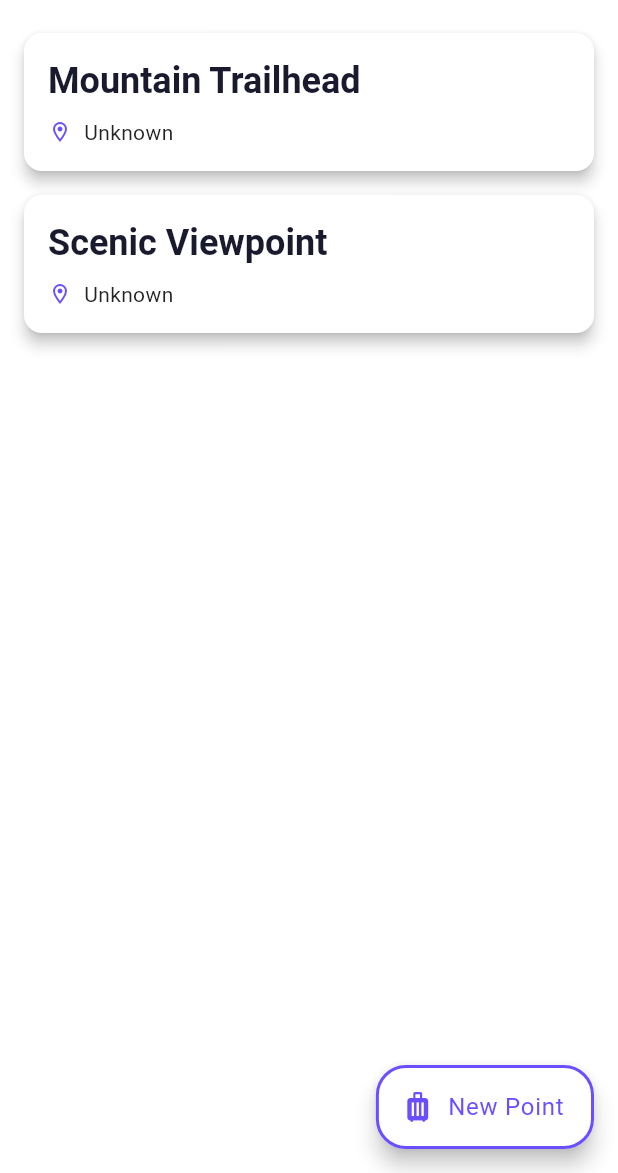
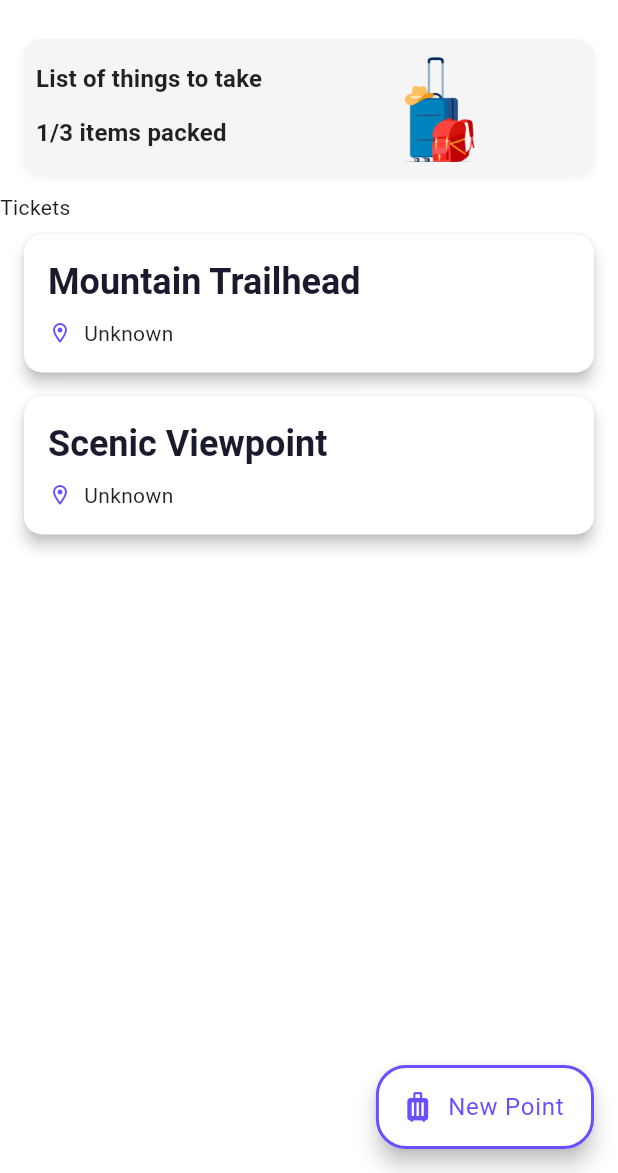
Before and after one commit to kroxon/trip_organizer, a Flutter app: the TripScreen screen opened directly with sample values from the repository, on a phone screen of 412 x 824 dp, the part 63-1236 px from its top. Run offline on Flutter 3.47's test engine with Material 3 defaults, Android fonts, the phone set to English and light mode, and no system bars; our stand-ins replace firebase_auth, firebase_core, flutter_dotenv, flutter_riverpod, google_fonts, google_sign_in and 1 more; missing offline and left inert: google_places_autocomplete_text_field; accounts and stored records are empty; generated files the repository leaves out were written again.

Commit message:
Create dialog alert with check list items
Created alert dialog with check list items for the trip.
User can add or remove items from the list and also check or uncheck them.

```diff
--- a/lib/screens/trip.dart
+++ b/lib/screens/trip.dart
@@ -1,6 +1,7 @@
 import 'package:flutter/material.dart';
 import 'package:trip_organizer/models/trip.dart';
 import 'package:trip_organizer/screens/point_of_trip.dart';
+import 'package:trip_organizer/widgets/check_list_dialog.dart';
 import 'package:trip_organizer/widgets/floating_action_btn.dart';
 import 'package:trip_organizer/widgets/trip_point_card.dart';
 
@@ -15,19 +16,142 @@ class TripScreen extends StatefulWidget {
 }
 
 class _TripScreenState extends State<TripScreen> {
+  Trip? trip;
+
+  void _showChecklistDialog(BuildContext context) async {
+    final List<String> checklistItems = [
+      'Opcja 1',
+      'Opcja 2',
+      'Opcja 3',
+      'Opcja 4',
+    ];
+    final List<bool> initialValues = List.generate(
+      checklistItems.length,
+      (index) => false,
+    );
+
+    final result = await showDialog<List<bool>>(
+      context: context,
+      builder: (BuildContext context) {
+        return ChecklistAlertDialog(
+          items: checklistItems,
+          initialCheckedItems: initialValues,
+          onChecklistChanged: (List<bool> updatedCheckedItems) {
+            // Handle changes here if needed
+            setState(() {
+              // Update your checklist state here
+            });
+          },
+        );
+      },
+    );
+
+    if (result != null) {
+      setState(() {
+        // Update the trip's checklist based on result
+        for (int i = 0; i < result.length; i++) {
+          trip?.checklist[i].isChecked = result[i];
+        }
+      });
+    }
+  }
+
+  @override
+  void initState() {
+    super.initState();
+    trip = widget.trip;
+  }
+
   @override
   Widget build(BuildContext context) {
     return Scaffold(
       appBar: AppBar(
-        title: Text(widget.trip != null ? widget.trip!.title : 'New Trip'),
+        title: Text(trip != null ? trip!.title : 'New Trip'),
       ),
-      body: Center(
-        child: ListView.builder(
-          itemCount: widget.trip?.tripPoints.length,
+      body: SingleChildScrollView(
+        child: Column(
+          children: [
+            if (trip != null)
+              GestureDetector(
+                onTap: () {
+                  _showChecklistDialog(context);
+                },
+                child: Container(
+                  padding: const EdgeInsets.all(8.0),
+                  margin: const EdgeInsets.symmetric(
+                      horizontal: 16.0, vertical: 12.0),
+                  decoration: BoxDecoration(
+                    color: Theme.of(context).colorScheme.surfaceContainerHigh,
+                    borderRadius: BorderRadius.circular(12.0),
+                    boxShadow: [
+                      BoxShadow(
+                        color: Colors.black.withAlpha(15),
+                        blurRadius: 4.0,
+                        offset: const Offset(0, 2),
+                      ),
+                    ],
+                  ),
+                  child: Row(
+                    children: [
+                      Expanded(
+                        flex: 2,
+                        child: Column(
+                          crossAxisAlignment: CrossAxisAlignment.start,
+                          children: [
+                            Text('List of things to take',
+                                style: Theme.of(context)
+                                    .textTheme
+                                    .titleMedium!
+                                    .copyWith(
+                                      color: Theme.of(context)
+                                          .colorScheme
+                                          .onSurfaceVariant,
+                                    )),
+                            SizedBox(
+                              height: 12,
+                            ),
+                            Text(
+                                '${trip!.completedChecklistItems}/${trip!.totalChecklistItems} items packed',
+                                style: Theme.of(context)
+                                    .textTheme
+                                    .titleMedium!
+                                    .copyWith(
+                                      color: Theme.of(context)
+                                          .colorScheme
+                                          .onSurfaceVariant,
+                                    )),
+                          ],
+                        ),
+                      ),
+                      Expanded(
+                          flex: 1,
+                          child: Column(
+                            crossAxisAlignment: CrossAxisAlignment.start,
+                            children: [
+                              Image.asset(
+                                'assets/images/luggage2.png',
+                                width: 50,
+                              )
+                            ],
+                          ))
+                    ],
+                  ),
+                ),
+              ),
+            Row(
+              children: [Text('Tickets')],
+            ),
+            Padding(
+              padding: const EdgeInsets.symmetric(horizontal: 16.0),
+              child: trip != null && trip!.tripPoints.isNotEmpty
+                  ? ListView.builder(
+                      shrinkWrap: true,
+                      physics: const NeverScrollableScrollPhysics(),
+                      itemCount: trip!.tripPoints.length,
                       itemBuilder: (ctx, index) {
-            final tripPoint = widget.trip?.tripPoints[index];
+                        final tripPoint = trip!.tripPoints[index];
                         return TripPointCard(
-              tripPoint: tripPoint!,
+                          tripPoint: tripPoint,
                           onTap: () {
                             Navigator.push(
                               context,
@@ -41,6 +165,15 @@ class _TripScreenState extends State<TripScreen> {
                           },
                         );
                       },
+                    )
+                  : const Center(
+                      child: Padding(
+                        padding: EdgeInsets.all(16.0),
+                        child: Text('No points added yet.'),
+                      ),
+                    ),
+            ),
+          ],
         ),
       ),
       floatingActionButton: CustomFloatingActionButton(
--- a/lib/widgets/main_drawer.dart
+++ b/lib/widgets/main_drawer.dart
@@ -19,7 +19,7 @@ class MainDrawer extends ConsumerWidget {
             decoration: BoxDecoration(
               gradient: LinearGradient(
                 colors: [
-                  Theme.of(context).colorScheme.primaryContainer,
+                  Theme.of(context).colorScheme.onSurface,
                   Theme.of(context).colorScheme.primaryContainer.withAlpha(160),
                 ],
                 begin: Alignment.topLeft,
--- a/lib/widgets/trip_point_card.dart
+++ b/lib/widgets/trip_point_card.dart
@@ -15,7 +15,7 @@ class TripPointCard extends StatelessWidget {
   Widget build(BuildContext context) {
     return Card(
       elevation: 4.0,
-      margin: const EdgeInsets.symmetric(horizontal: 16.0, vertical: 8.0),
+      margin: const EdgeInsets.symmetric(horizontal: 0, vertical: 8.0),
       shape: RoundedRectangleBorder(borderRadius: BorderRadius.circular(12.0)),
       color: Theme.of(context).colorScheme.surface,
       child: InkWell(
--- a/pubspec.yaml
+++ b/pubspec.yaml
@@ -78,7 +78,7 @@ flutter:
   # To add assets to your application, add an assets section, like this:
   assets:
     - .env
-  #   - images/a_dot_ham.jpeg
+    - assets/images/luggage2.png
 
   # An image asset can refer to one or more resolution-specific "variants", see
   # https://flutter.dev/to/resolution-aware-images
```
Also changed, not shown: lib/widgets/check_list_dialog.dart (added, +161 -0 lines), assets/images/luggage2.png (added). Lines whose indentation alone changed are shown as unchanged.
